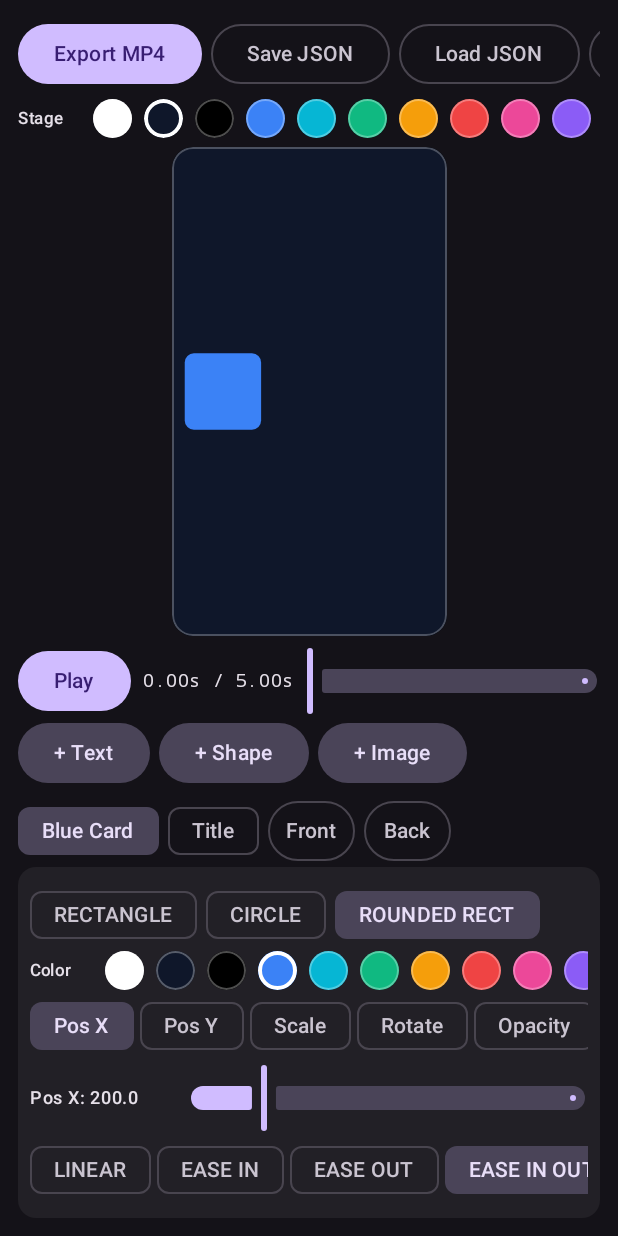
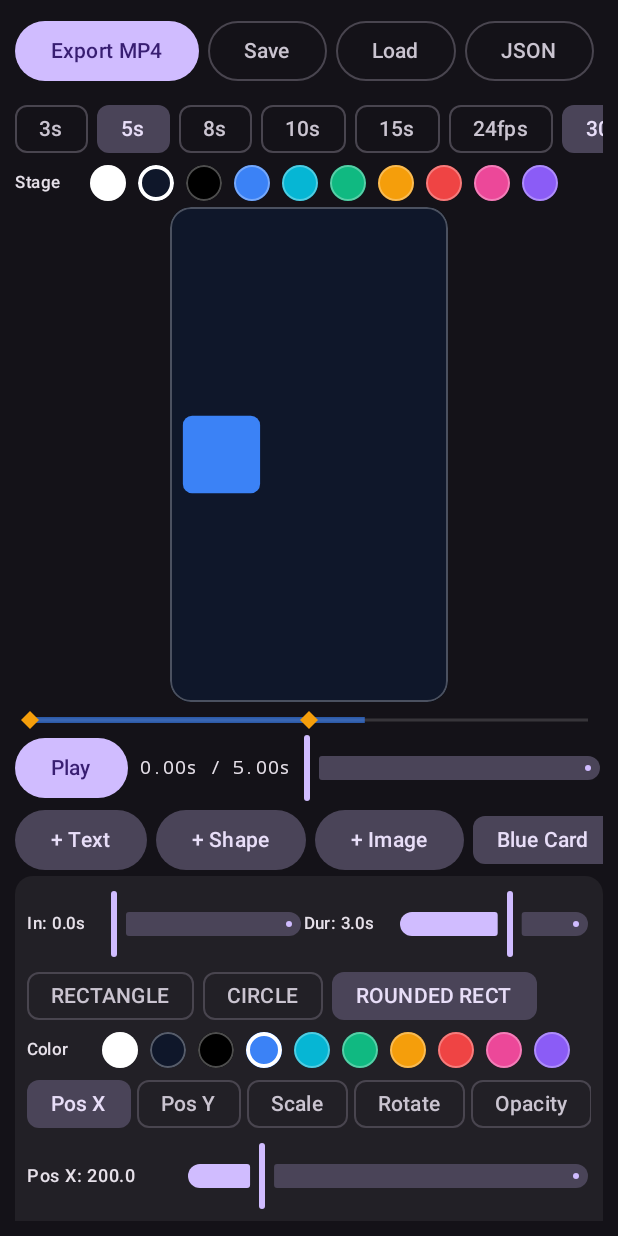
Before and after one commit to dustydasty18-create/motion-canvas, an Android app built with Jetpack Compose: the screen it shows after launch (MainActivity), on a phone screen of 412 x 824 dp. Run offline under Robolectric (Android 15) with nearby library versions, the phone set to English and light mode, and no system bars.

Commit message:
Milestone 6: Keyframe diamond bar, layer In/Dur trimming, and project duration/FPS

```diff
--- a/app/src/main/java/com/mohammed/motioncanvas/MainActivity.kt
+++ b/app/src/main/java/com/mohammed/motioncanvas/MainActivity.kt
@@ -23,7 +23,9 @@ import androidx.compose.runtime.*
 import androidx.compose.ui.Alignment
 import androidx.compose.ui.Modifier
 import androidx.compose.ui.draw.clip
+import androidx.compose.ui.geometry.Offset
 import androidx.compose.ui.graphics.Color
+import androidx.compose.ui.graphics.Path
 import androidx.compose.ui.graphics.drawscope.drawIntoCanvas
 import androidx.compose.ui.graphics.nativeCanvas
 import androidx.compose.ui.platform.LocalContext
@@ -60,16 +62,34 @@ fun ColorSwatchRow(label: String, selectedHex: Long, onSelect: (Long) -> Unit) {
             val isSelected = hex == selectedHex
             Box(
                 modifier = Modifier
-                    .size(26.dp)
+                    .size(24.dp)
                     .clip(CircleShape)
                     .background(Color(hex.toInt()))
-                    .border(
-                        width = if (isSelected) 2.5.dp else 1.dp,
-                        color = if (isSelected) Color.White else Color.White.copy(alpha = 0.3f),
-                        shape = CircleShape
-                    )
+                    .border(if (isSelected) 2.5.dp else 1.dp, if (isSelected) Color.White else Color.White.copy(alpha = 0.3f), CircleShape)
                     .clickable { onSelect(hex) }
             )
+        }
+    }
+}
+
+@Composable
+fun KeyframeTrackBar(totalDurationMs: Long, keyTimesMs: List<Long>, activeStartMs: Long, activeEndMs: Long) {
+    Canvas(modifier = Modifier.fillMaxWidth().height(16.dp).padding(horizontal = 10.dp)) {
+        val dur = totalDurationMs.coerceAtLeast(1L).toFloat()
+        val startX = ((activeStartMs / dur).coerceIn(0f, 1f)) * size.width
+        val endX = ((activeEndMs / dur).coerceIn(0f, 1f)) * size.width
+        drawLine(Color.White.copy(alpha = 0.15f), Offset(0f, size.height / 2f), Offset(size.width, size.height / 2f), strokeWidth = 3f)
+        if (endX > startX) {
+            drawLine(Color(0xFF3B82F6).copy(alpha = 0.65f), Offset(startX, size.height / 2f), Offset(endX, size.height / 2f), strokeWidth = 6f)
+        }
+        val r = 6.dp.toPx()
+        val cy = size.height / 2f
+        keyTimesMs.forEach { t ->
+            val cx = ((t / dur).coerceIn(0f, 1f)) * size.width
+            val diamond = Path().apply {
+                moveTo(cx, cy - r); lineTo(cx + r, cy); lineTo(cx, cy + r); lineTo(cx - r, cy); close()
+            }
+            drawPath(diamond, Color(0xFFF59E0B))
         }
     }
 }
@@ -88,16 +108,16 @@ fun MotionEditorScreen() {
     var exportProgress by remember { mutableStateOf<Float?>(null) }
 
     fun updateProject(newProject: Project) { project = newProject; ProjectStorage.saveAuto(context, newProject) }
-    fun updateSelectedLayer(transformFn: (Layer) -> Layer) {
+    fun updateSelectedLayer(fn: (Layer) -> Layer) {
         val id = selectedLayerId ?: return
-        updateProject(project.copy(layers = project.layers.map { if (it.id == id) transformFn(it) else it }))
+        updateProject(project.copy(layers = project.layers.map { if (it.id == id) fn(it) else it }))
     }
 
     val imagePicker = rememberLauncherForActivityResult(ActivityResultContracts.OpenDocument()) { uri ->
         if (uri != null) {
             runCatching { context.contentResolver.takePersistableUriPermission(uri, Intent.FLAG_GRANT_READ_URI_PERMISSION) }
-            val newLayer = Layer.ImageLayer(name = "Image ${project.layers.size + 1}", uriString = uri.toString())
-            updateProject(project.copy(layers = project.layers + newLayer)); selectedLayerId = newLayer.id
+            val l = Layer.ImageLayer(name = "Image ${project.layers.size + 1}", durationMs = project.durationMs, uriString = uri.toString())
+            updateProject(project.copy(layers = project.layers + l)); selectedLayerId = l.id
         }
     }
     val exportJson = rememberLauncherForActivityResult(ActivityResultContracts.CreateDocument("application/json")) { uri ->
@@ -119,7 +139,7 @@ fun MotionEditorScreen() {
     }
 
     val selectedLayer = project.layers.find { it.id == selectedLayerId }
-    Column(modifier = Modifier.fillMaxSize().systemBarsPadding().padding(12.dp)) {
+    Column(modifier = Modifier.fillMaxSize().systemBarsPadding().padding(10.dp)) {
         Row(Modifier.fillMaxWidth().horizontalScroll(rememberScrollState()), horizontalArrangement = Arrangement.spacedBy(6.dp), verticalAlignment = Alignment.CenterVertically) {
             Button(enabled = exportProgress == null, onClick = {
                 isPlaying = false; exportProgress = 0f
@@ -129,16 +149,27 @@ fun MotionEditorScreen() {
                     res.onSuccess { path -> Toast.makeText(context, "Saved: $path", Toast.LENGTH_LONG).show() }
                        .onFailure { err -> Toast.makeText(context, "Export error: ${err.message}", Toast.LENGTH_LONG).show() }
                 }
-            }) { Text(if (exportProgress != null) "Exporting ${(exportProgress!! * 100).toInt()}%" else "Export MP4") }
-            OutlinedButton(onClick = { exportJson.launch("${project.title}.json") }) { Text("Save JSON") }
-            OutlinedButton(onClick = { importJson.launch(arrayOf("application/json", "*/*")) }) { Text("Load JSON") }
-            OutlinedButton(onClick = { showJson = !showJson }) { Text(if (showJson) "Canvas" else "Code") }
+            }) { Text(if (exportProgress != null) "${(exportProgress!! * 100).toInt()}%" else "Export MP4") }
+            OutlinedButton(onClick = { exportJson.launch("${project.title}.json") }) { Text("Save") }
+            OutlinedButton(onClick = { importJson.launch(arrayOf("application/json", "*/*")) }) { Text("Load") }
+            OutlinedButton(onClick = { showJson = !showJson }) { Text(if (showJson) "Stage" else "JSON") }
             OutlinedButton(onClick = { val d = Project.sampleDemo(); updateProject(d); selectedLayerId = d.layers.firstOrNull()?.id }) { Text("Reset") }
         }
-        if (exportProgress != null) { Spacer(Modifier.height(6.dp)); LinearProgressIndicator(progress = { exportProgress ?: 0f }, modifier = Modifier.fillMaxWidth()) }
-        Spacer(Modifier.height(6.dp))
+        if (exportProgress != null) { Spacer(Modifier.height(4.dp)); LinearProgressIndicator(progress = { exportProgress ?: 0f }, modifier = Modifier.fillMaxWidth()) }
+        Spacer(Modifier.height(4.dp))
+        Row(Modifier.fillMaxWidth().horizontalScroll(rememberScrollState()), horizontalArrangement = Arrangement.spacedBy(6.dp), verticalAlignment = Alignment.CenterVertically) {
+            listOf(3000L, 5000L, 8000L, 10000L, 15000L).forEach { dur ->
+                FilterChip(selected = project.durationMs == dur, onClick = {
+                    currentTimeMs = currentTimeMs.coerceAtMost(dur)
+                    updateProject(project.copy(durationMs = dur))
+                }, label = { Text("${dur / 1000}s") })
+            }
+            listOf(24, 30, 60).forEach { f ->
+                FilterChip(selected = project.fps == f, onClick = { updateProject(project.copy(fps = f)) }, label = { Text("${f}fps") })
+            }
+        }
         ColorSwatchRow("Stage", project.backgroundColorHex) { hex -> updateProject(project.copy(backgroundColorHex = hex)) }
-        Spacer(Modifier.height(6.dp))
+        Spacer(Modifier.height(4.dp))
         Box(Modifier.weight(1f).fillMaxWidth(), contentAlignment = Alignment.Center) {
             if (showJson) {
                 Text(remember(project) { project.toJson() }, fontFamily = FontFamily.Monospace, style = MaterialTheme.typography.bodySmall, modifier = Modifier.fillMaxSize().verticalScroll(rememberScrollState()))
@@ -149,7 +180,15 @@ fun MotionEditorScreen() {
                 }
             }
         }
-        Spacer(Modifier.height(6.dp))
+        Spacer(Modifier.height(4.dp))
+        if (selectedLayer != null) {
+            KeyframeTrackBar(
+                totalDurationMs = project.durationMs,
+                keyTimesMs = selectedLayer.keyframeGlobalTimesFor(selectedProp),
+                activeStartMs = selectedLayer.startTimeMs,
+                activeEndMs = selectedLayer.startTimeMs + selectedLayer.durationMs
+            )
+        }
         Row(Modifier.fillMaxWidth(), verticalAlignment = Alignment.CenterVertically) {
             Button(onClick = { isPlaying = !isPlaying }) { Text(if (isPlaying) "Pause" else "Play") }
             Spacer(Modifier.width(8.dp))
@@ -157,13 +196,10 @@ fun MotionEditorScreen() {
             Spacer(Modifier.width(8.dp))
             Slider(value = currentTimeMs.toFloat(), onValueChange = { isPlaying = false; currentTimeMs = it.toLong() }, valueRange = 0f..project.durationMs.toFloat(), modifier = Modifier.weight(1f))
         }
-        Row(Modifier.fillMaxWidth().horizontalScroll(rememberScrollState()), horizontalArrangement = Arrangement.spacedBy(6.dp)) {
-            FilledTonalButton(onClick = { val l = Layer.TextLayer(name = "Text ${project.layers.size + 1}", text = "New Text"); updateProject(project.copy(layers = project.layers + l)); selectedLayerId = l.id }) { Text("+ Text") }
-            FilledTonalButton(onClick = { val l = Layer.ShapeLayer(name = "Shape ${project.layers.size + 1}"); updateProject(project.copy(layers = project.layers + l)); selectedLayerId = l.id }) { Text("+ Shape") }
+        Row(Modifier.fillMaxWidth().horizontalScroll(rememberScrollState()), horizontalArrangement = Arrangement.spacedBy(6.dp), verticalAlignment = Alignment.CenterVertically) {
+            FilledTonalButton(onClick = { val l = Layer.TextLayer(name = "Text ${project.layers.size + 1}", text = "New Text", durationMs = project.durationMs); updateProject(project.copy(layers = project.layers + l)); selectedLayerId = l.id }) { Text("+ Text") }
+            FilledTonalButton(onClick = { val l = Layer.ShapeLayer(name = "Shape ${project.layers.size + 1}", durationMs = project.durationMs); updateProject(project.copy(layers = project.layers + l)); selectedLayerId = l.id }) { Text("+ Shape") }
             FilledTonalButton(onClick = { imagePicker.launch(arrayOf("image/*")) }) { Text("+ Image") }
-        }
-        Spacer(Modifier.height(4.dp))
-        Row(Modifier.fillMaxWidth().horizontalScroll(rememberScrollState()), horizontalArrangement = Arrangement.spacedBy(6.dp), verticalAlignment = Alignment.CenterVertically) {
             project.layers.forEach { layer -> FilterChip(selected = layer.id == selectedLayerId, onClick = { selectedLayerId = layer.id }, label = { Text(layer.name) }) }
             if (selectedLayer != null) {
                 OutlinedButton(onClick = { updateProject(project.moveLayer(selectedLayer.id, 1)) }, contentPadding = PaddingValues(horizontal = 8.dp)) { Text("Front") }
@@ -173,7 +209,13 @@ fun MotionEditorScreen() {
         if (selectedLayer != null) {
             val eval = KeyframeInterpolator.evaluateTrack(selectedLayer.transform, (currentTimeMs - selectedLayer.startTimeMs).coerceIn(0L, selectedLayer.durationMs))
             val curVal = when (selectedProp) { TrackProperty.X -> eval.x; TrackProperty.Y -> eval.y; TrackProperty.SCALE -> eval.scaleX; TrackProperty.ROTATION -> eval.rotation; TrackProperty.OPACITY -> eval.opacity }
-            Column(Modifier.fillMaxWidth().background(Color.White.copy(alpha = 0.06f), RoundedCornerShape(12.dp)).padding(8.dp)) {
+            Column(Modifier.fillMaxWidth().heightIn(max = 230.dp).verticalScroll(rememberScrollState()).background(Color.White.copy(alpha = 0.06f), RoundedCornerShape(12.dp)).padding(8.dp)) {
+                Row(verticalAlignment = Alignment.CenterVertically) {
+                    Text("In: ${String.format("%.1fs", selectedLayer.startTimeMs / 1000f)}", style = MaterialTheme.typography.labelSmall, modifier = Modifier.width(56.dp))
+                    Slider(value = selectedLayer.startTimeMs.toFloat(), onValueChange = { s -> updateSelectedLayer { it.withTiming(s.toLong(), it.durationMs) } }, valueRange = 0f..(project.durationMs - 200L).coerceAtLeast(200L).toFloat(), modifier = Modifier.weight(1f))
+                    Text("Dur: ${String.format("%.1fs", selectedLayer.durationMs / 1000f)}", style = MaterialTheme.typography.labelSmall, modifier = Modifier.width(62.dp))
+                    Slider(value = selectedLayer.durationMs.toFloat(), onValueChange = { d -> updateSelectedLayer { it.withTiming(it.startTimeMs, d.toLong().coerceAtLeast(200L)) } }, valueRange = 200f..project.durationMs.toFloat(), modifier = Modifier.weight(1f))
+                }
                 if (selectedLayer is Layer.TextLayer) {
                     OutlinedTextField(value = selectedLayer.text, onValueChange = { txt -> updateSelectedLayer { selectedLayer.copy(text = txt) } }, label = { Text("Text") }, singleLine = true, modifier = Modifier.fillMaxWidth())
                     Row(verticalAlignment = Alignment.CenterVertically) {
--- /dev/null
+++ b/app/src/main/java/com/mohammed/motioncanvas/data/TimelineHelpers.kt
@@ -0,0 +1,20 @@
+package com.mohammed.motioncanvas.data
+
+import com.mohammed.motioncanvas.model.Layer
+
+fun Layer.withTiming(startTimeMs: Long, durationMs: Long): Layer = when (this) {
+    is Layer.TextLayer -> copy(startTimeMs = startTimeMs, durationMs = durationMs)
+    is Layer.ShapeLayer -> copy(startTimeMs = startTimeMs, durationMs = durationMs)
+    is Layer.ImageLayer -> copy(startTimeMs = startTimeMs, durationMs = durationMs)
+}
+
+fun Layer.keyframeGlobalTimesFor(prop: TrackProperty): List<Long> {
+    val track = when (prop) {
+        TrackProperty.X -> transform.x
+        TrackProperty.Y -> transform.y
+        TrackProperty.SCALE -> transform.scaleX
+        TrackProperty.ROTATION -> transform.rotation
+        TrackProperty.OPACITY -> transform.opacity
+    }
+    return track.map { (startTimeMs + it.timeMs).coerceAtLeast(0L) }.distinct().sorted()
+}
```
